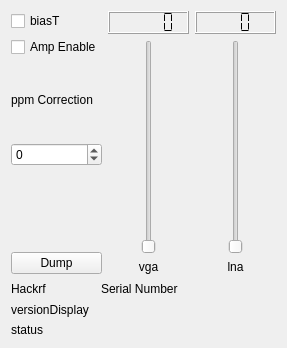
Before: the Qt Designer form sources/devices/hackrf-handler/hackrf-widget.ui in JvanKatwijk/qt-dab, drawn with Qt 5.
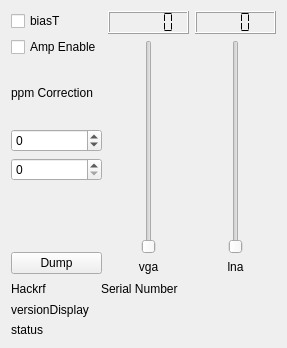
After: the same form once the commit is applied.

```diff
--- a/sources/devices/hackrf-handler/hackrf-widget.ui
+++ b/sources/devices/hackrf-handler/hackrf-widget.ui
@@ -55,6 +55,13 @@
          </property>
         </widget>
        </item>
+       <item>
+        <widget class="QSpinBox" name="samplerate_correction">
+         <property name="toolTip">
+          <string>&lt;html&gt;&lt;head/&gt;&lt;body&gt;&lt;p&gt;Experimental. My hackrf device shows a pretty large samplerate offset (clock offset on the spectrum display), app -36 for channel 12C, i.e. 227360 Khz. With this spinbox the samplerate can be altered. &lt;/p&gt;&lt;/body&gt;&lt;/html&gt;</string>
+         </property>
+        </widget>
+       </item>
        <item>
         <widget class="QLabel" name="usb_board_id_display">
          <property name="text">
```
Left out of the diff: 2 changed lines with no effect on the pictures.
